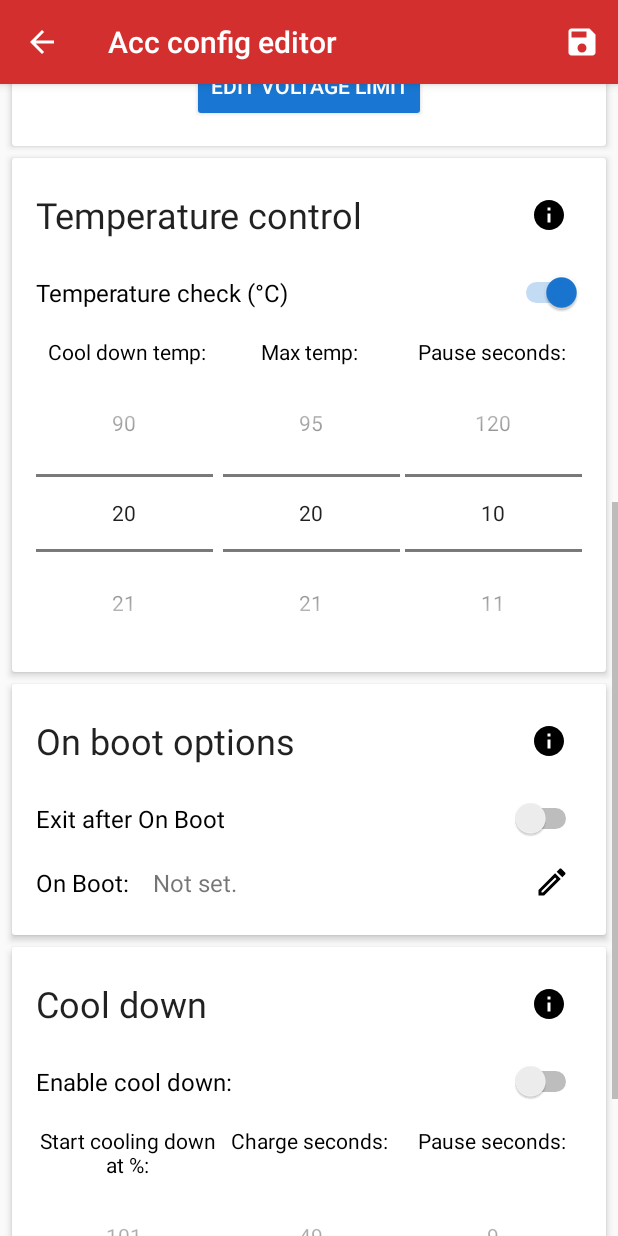
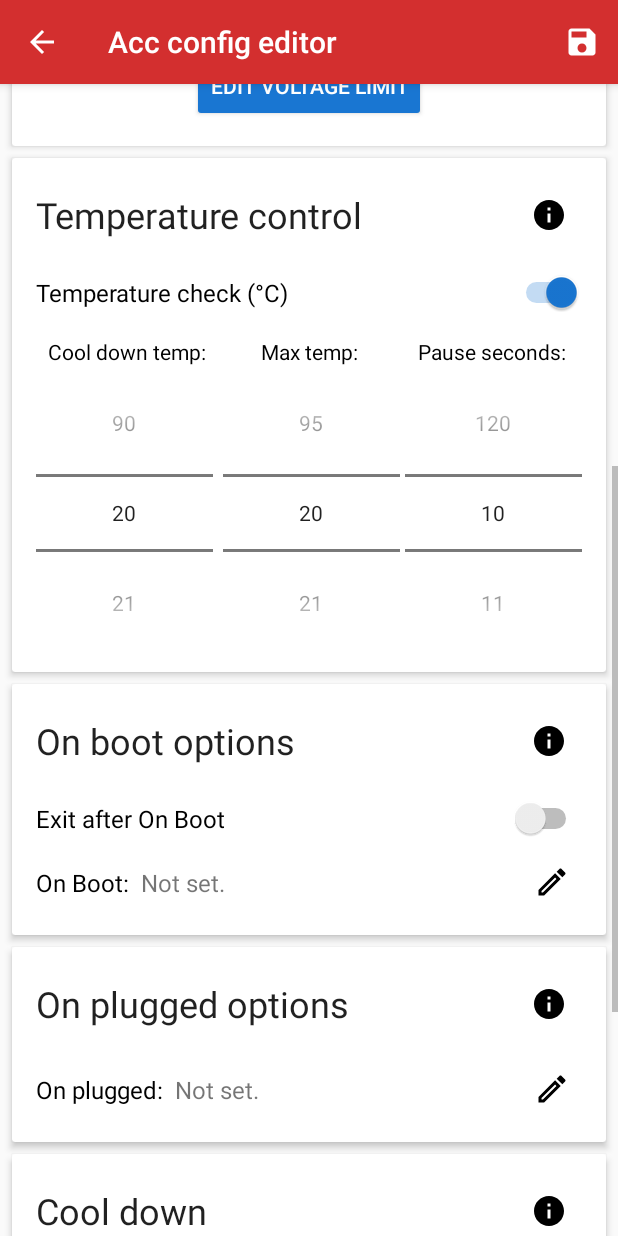
Before and after one commit to MatteCarra/AccA, an Android app: the AccConfigEditorActivity screen opened directly, with no data from a screen before it, scrolled down 537 dp, on a phone screen of 412 x 824 dp. Run offline under Robolectric (Android 15) with nearby library versions, the phone set to English and light mode, and no system bars; libraries missing offline, so code that uses them is left out: com.afollestad.materialdialogs, com.topjohnwu.superuser, it.sephiroth.android, org.jetbrains.anko; 17 statements that could not run were skipped.

Commit message:
Added on plugged option

```diff
--- a/app/src/main/java/mattecarra/accapp/activities/AccConfigEditorActivity.kt
+++ b/app/src/main/java/mattecarra/accapp/activities/AccConfigEditorActivity.kt
@@ -134,7 +134,6 @@ class AccConfigEditorActivity : AppCompatActivity(), NumberPicker.OnValueChangeL
      * Opens the dialog to edit the On Boot config parameter.
      */
     fun editOnBootOnClick(view: View) {
-
         MaterialDialog(this@AccConfigEditorActivity).show {
                             title(R.string.edit_on_boot)
                 message(R.string.edit_on_boot_dialog_message)
@@ -147,6 +146,21 @@ class AccConfigEditorActivity : AppCompatActivity(), NumberPicker.OnValueChangeL
                 positiveButton(R.string.save)
                 negativeButton(android.R.string.cancel)
             }
+    }
+
+    fun editOnPluggedOnClick(v: View) {
+        MaterialDialog(this@AccConfigEditorActivity).show {
+            title(R.string.edit_on_plugged)
+            message(R.string.edit_on_plugged_dialog_message)
+            input(prefill = this@AccConfigEditorActivity.config.onPlugged ?: "", allowEmpty = true, hintRes = R.string.edit_on_boot_dialog_hint) { _, text ->
+                this@AccConfigEditorActivity.config.onPlugged = text.toString()
+                this@AccConfigEditorActivity.config_on_plugged_textview.text = if(text.isBlank()) getString(R.string.not_set) else text
+
+                unsavedChanges = true
+            }
+            positiveButton(R.string.save)
+            negativeButton(android.R.string.cancel)
+        }
     }
 
     fun editChargingSwitchOnClick(v: View) {
@@ -216,6 +230,7 @@ class AccConfigEditorActivity : AppCompatActivity(), NumberPicker.OnValueChangeL
             R.id.temperature_control_info -> R.string.temperature_control_info
             R.id.exit_on_boot_info -> R.string.description_exit_on_boot
             R.id.cooldown_info -> R.string.cooldown_info
+            R.id.on_plugged_info -> R.string.on_plugged_info
             else -> null
         }?.let {
             Tooltip.Builder(this)
@@ -239,6 +254,8 @@ class AccConfigEditorActivity : AppCompatActivity(), NumberPicker.OnValueChangeL
             config.onBootExit = isChecked
             unsavedChanges = true
         }
+
+        config_on_plugged_textview.text = config.onPlugged?.let { if(it.isBlank()) getString(R.string.not_set) else it } ?: getString(R.string.not_set)
 
         shutdown_capacity_picker.minValue = 0
         shutdown_capacity_picker.maxValue = 20
--- a/app/src/main/java/mattecarra/accapp/data/AccConfig.kt
+++ b/app/src/main/java/mattecarra/accapp/data/AccConfig.kt
@@ -13,6 +13,7 @@ data class UpdateResult(
     val resetUnpluggedUpdateSuccessful: Boolean,
     val onBootExitUpdateSuccessful: Boolean,
     val onBootUpdateSuccessful: Boolean,
+    val onPluggedUpdateSuccesful: Boolean,
     val chargingSwitchUpdateSuccessFul: Boolean
 )
 
@@ -90,6 +91,7 @@ data class AccConfig(
     var resetUnplugged: Boolean,
     var onBootExit: Boolean,
     var onBoot: String?,
+    var onPlugged: String?,
     var chargingSwitch: String?
 ): Parcelable {
 
@@ -102,6 +104,7 @@ data class AccConfig(
             AccUtils.updateResetUnpluggedCommand(resetUnplugged),
             AccUtils.updateOnBootExitCommand(onBootExit),
             AccUtils.updateOnBootCommand(onBoot),
+            AccUtils.updateOnPluggedCommand(onPlugged),
             chargingSwitch?.let { AccUtils.setChargingSwitchCommand(it) } ?: AccUtils.unsetChargingSwitchCommand(),
             "acc -D restart"
         ).filterNotNull()
@@ -116,6 +119,7 @@ data class AccConfig(
             AccUtils.updateResetUnplugged(resetUnplugged),
             AccUtils.updateOnBootExit(onBootExit),
             AccUtils.updateOnBoot(onBoot),
+            AccUtils.updateOnPlugged(onPlugged),
             chargingSwitch?.let { AccUtils.setChargingSwitch(it) } ?: AccUtils.unsetChargingSwitch()
         )
     }
--- a/app/src/main/java/mattecarra/accapp/utils/AccUtils.kt
+++ b/app/src/main/java/mattecarra/accapp/utils/AccUtils.kt
@@ -29,6 +29,7 @@ object AccUtils {
     val RESET_UNPLUGGED_CONFIG_REGEXP = """^\s*resetUnplugged=(true|false)""".toRegex(RegexOption.MULTILINE)
     val ON_BOOT_EXIT = """^\s*onBootExit=(true|false)""".toRegex(RegexOption.MULTILINE)
     val ON_BOOT = """^\s*onBoot=([^#]+)""".toRegex(RegexOption.MULTILINE)
+    val ON_PLUGGED = """^\s*onPlugged=([^#]+)""".toRegex(RegexOption.MULTILINE)
     val VOLT_FILE = """^\s*cVolt=([^:#\s]+):(\d+)""".toRegex(RegexOption.MULTILINE)
     val SWITCH = """^\s*switch=([^#]+)""".toRegex(RegexOption.MULTILINE)
 
@@ -39,6 +40,7 @@ object AccUtils {
         VoltControl(null, null),
         false,
         false,
+        null,
         null,
         null
     )
@@ -76,6 +78,7 @@ object AccUtils {
             RESET_UNPLUGGED_CONFIG_REGEXP.find(config)?.destructured?.component1() == "true",
             ON_BOOT_EXIT.find(config)?.destructured?.component1() == "true",
             ON_BOOT.find(config)?.destructured?.component1(),
+            ON_PLUGGED.find(config)?.destructured?.component1(),
             getCurrentChargingSwitch()
         )
     }
@@ -140,6 +143,13 @@ object AccUtils {
 
     fun updateOnBoot(value: String?): Boolean {
         return Shell.su(updateOnBootCommand(value)).exec().isSuccess
+    }
+
+    //Update on plugged
+    fun updateOnPluggedCommand(value: String?): String = "acc -s onPlugged${value?.let{ " $it" } ?: ""}"
+
+    fun updateOnPlugged(value: String?): Boolean {
+        return Shell.su(updateOnPluggedCommand(value)).exec().isSuccess
     }
 
     //Update volt file
--- a/app/src/main/res/layout/content_acc_config_editor.xml
+++ b/app/src/main/res/layout/content_acc_config_editor.xml
@@ -462,8 +462,8 @@
                         android:textSize="16sp"
                         android:textColor="@color/black"
                         android:text="@string/label_on_boot"
-                        android:layout_marginRight="16dp"
-                        android:layout_marginEnd="16dp"
+                        android:layout_marginRight="8dp"
+                        android:layout_marginEnd="8dp"
                         android:paddingTop="8dp"
                         android:paddingBottom="8dp"/>
 
@@ -481,6 +481,82 @@
                         android:drawableEnd="@drawable/ic_outline_edit_24px"
                         android:onClick="editOnBootOnClick"
                         android:background="?selectableItemBackground"/>
+                </LinearLayout>
+
+            </LinearLayout>
+        </androidx.cardview.widget.CardView>
+
+        <androidx.cardview.widget.CardView
+                android:layout_width="match_parent"
+                android:layout_height="wrap_content"
+                android:layout_marginTop="@dimen/card_margin"
+                android:layout_marginLeft="@dimen/card_margin"
+                android:layout_marginRight="@dimen/card_margin"
+                android:foreground="?selectableItemBackground"
+                app:cardCornerRadius="@dimen/card_corner_radius"
+                app:cardElevation="3dp"
+                app:contentPadding="@dimen/card_content_padding">
+
+            <LinearLayout
+                    android:layout_width="match_parent"
+                    android:layout_height="wrap_content"
+                    android:orientation="vertical">
+
+                <LinearLayout
+                        android:layout_width="match_parent"
+                        android:layout_height="wrap_content"
+                        android:gravity="center_vertical"
+                        android:paddingBottom="@dimen/card_content_padding">
+
+                    <TextView
+                            android:layout_width="0dp"
+                            android:layout_height="wrap_content"
+                            android:layout_weight="1"
+                            android:textAppearance="@style/TextAppearance.MaterialComponents.Headline5"
+                            android:text="@string/title_on_plugged" />
+
+                    <ImageView
+                            android:id="@+id/on_plugged_info"
+                            android:layout_width="wrap_content"
+                            android:layout_height="wrap_content"
+                            android:layout_gravity="center_vertical"
+                            android:padding="10dp"
+                            android:foregroundGravity="center"
+                            android:background="?selectableItemBackground"
+                            app:srcCompat="@drawable/ic_baseline_info"
+                            android:onClick="onInfoClick"
+                            android:contentDescription="@string/info" />
+                </LinearLayout>
+
+                <LinearLayout
+                        android:layout_width="match_parent"
+                        android:layout_height="wrap_content">
+                    <TextView
+                            android:layout_width="wrap_content"
+                            android:layout_height="wrap_content"
+                            android:layout_gravity="center_vertical"
+                            android:textSize="16sp"
+                            android:textColor="@color/black"
+                            android:text="@string/label_on_plugged"
+                            android:layout_marginRight="8dp"
+                            android:layout_marginEnd="8dp"
+                            android:paddingTop="8dp"
+                            android:paddingBottom="8dp"/>
+
+                    <TextView
+                            android:id="@+id/config_on_plugged_textview"
+                            android:layout_width="0dp"
+                            android:layout_height="match_parent"
+                            android:layout_weight="1"
+                            android:gravity="center_vertical"
+                            android:text="@string/not_set"
+                            android:textSize="16sp"
+                            android:layout_marginRight="8dp"
+                            android:layout_marginEnd="8dp"
+                            android:drawableRight="@drawable/ic_outline_edit_24px"
+                            android:drawableEnd="@drawable/ic_outline_edit_24px"
+                            android:onClick="editOnPluggedOnClick"
+                            android:background="?selectableItemBackground"/>
                 </LinearLayout>
 
             </LinearLayout>
--- a/app/src/main/res/values/strings.xml
+++ b/app/src/main/res/values/strings.xml
@@ -140,6 +140,13 @@
     <string name="profile_creator">Profile creator</string>
     <string name="schedule_creator">Schedule creator</string>
     <string name="charging_switch_label">Charging switch:</string>
+    <string name="title_on_plugged">On plugged options</string>
+    <string name="label_on_plugged">On plugged:</string>
+    <string name="edit_on_plugged">Edit on plugged value:</string>
+    <string name="edit_on_plugged_dialog_message">These settings are applied when you connect to a charger. Leave black
+        to disable
+    </string>
+    <string name="on_plugged_info">You can set \"On Plugged\" setting to update files every time you connect to a power source. This is particular useful to set voltage/current max for wireless chargers: \"./wireless/voltage_max:V_MAX\" and \"./usb/current_max:CURR_MAX\"</string>
 
     <string-array name="profile_long_press_options">
         <item>Edit</item>
```
